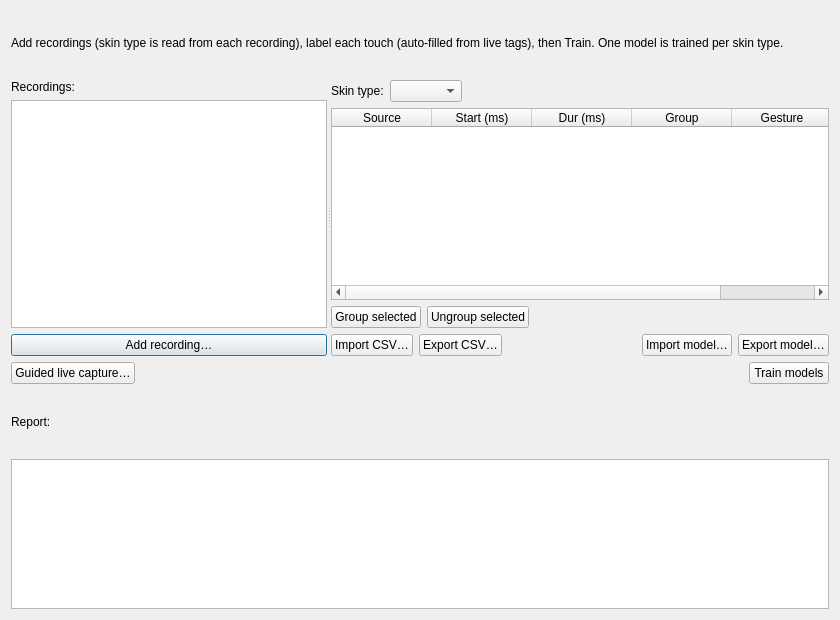
Old version of the form src/gui/ui/train_touch_dialog.ui in the repository techandpeople/SoftEdIBO.
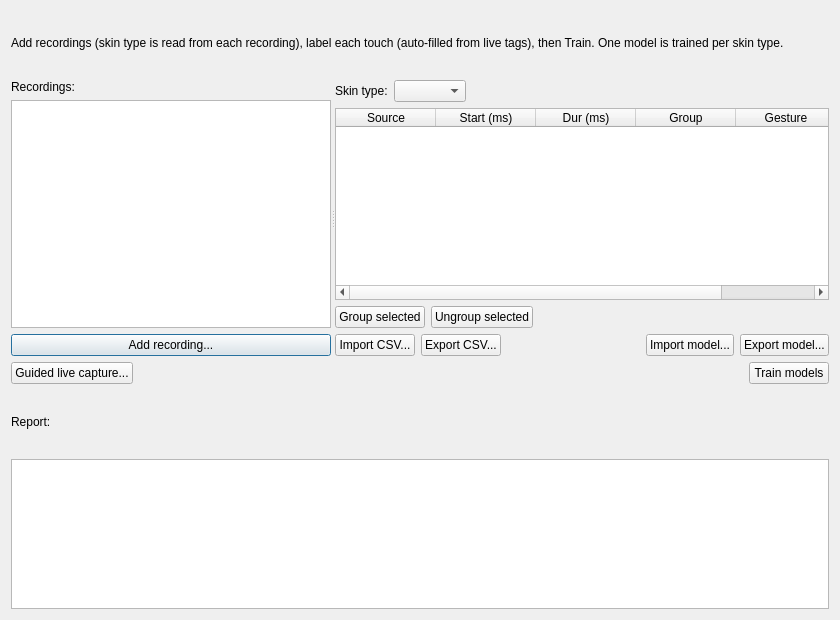
New version of the form.

Patch:
```diff
--- a/src/gui/ui/train_touch_dialog.ui
+++ b/src/gui/ui/train_touch_dialog.ui
@@ -28,7 +28,7 @@
        </item>
        <item>
         <widget class="QPushButton" name="add_btn">
-         <property name="text"><string>Add recording…</string></property>
+         <property name="text"><string>Add recording...</string></property>
         </widget>
        </item>
       </layout>
@@ -89,12 +89,12 @@
         <layout class="QHBoxLayout" name="csv_row">
          <item>
           <widget class="QPushButton" name="import_csv_btn">
-           <property name="text"><string>Import CSV…</string></property>
+           <property name="text"><string>Import CSV...</string></property>
           </widget>
          </item>
          <item>
           <widget class="QPushButton" name="export_csv_btn">
-           <property name="text"><string>Export CSV…</string></property>
+           <property name="text"><string>Export CSV...</string></property>
           </widget>
          </item>
          <item>
@@ -106,13 +106,13 @@
          <item>
           <widget class="QPushButton" name="import_model_btn">
            <property name="toolTip"><string>Copy a trained .joblib into this skin type's model slot.</string></property>
-           <property name="text"><string>Import model…</string></property>
+           <property name="text"><string>Import model...</string></property>
           </widget>
          </item>
          <item>
           <widget class="QPushButton" name="export_model_btn">
            <property name="toolTip"><string>Save the trained model for the selected skin type to a file.</string></property>
-           <property name="text"><string>Export model…</string></property>
+           <property name="text"><string>Export model...</string></property>
           </widget>
          </item>
         </layout>
@@ -126,7 +126,7 @@
      <item>
       <widget class="QPushButton" name="capture_btn">
        <property name="toolTip"><string>Collect a fresh training set live: the app prompts each gesture and you perform it a few times, then trains and shows the accuracy. Needs a connected gateway with a touch node.</string></property>
-       <property name="text"><string>Guided live capture…</string></property>
+       <property name="text"><string>Guided live capture...</string></property>
       </widget>
      </item>
      <item>
```
Left out of the diff: 2 changed lines with no effect on the pictures.
